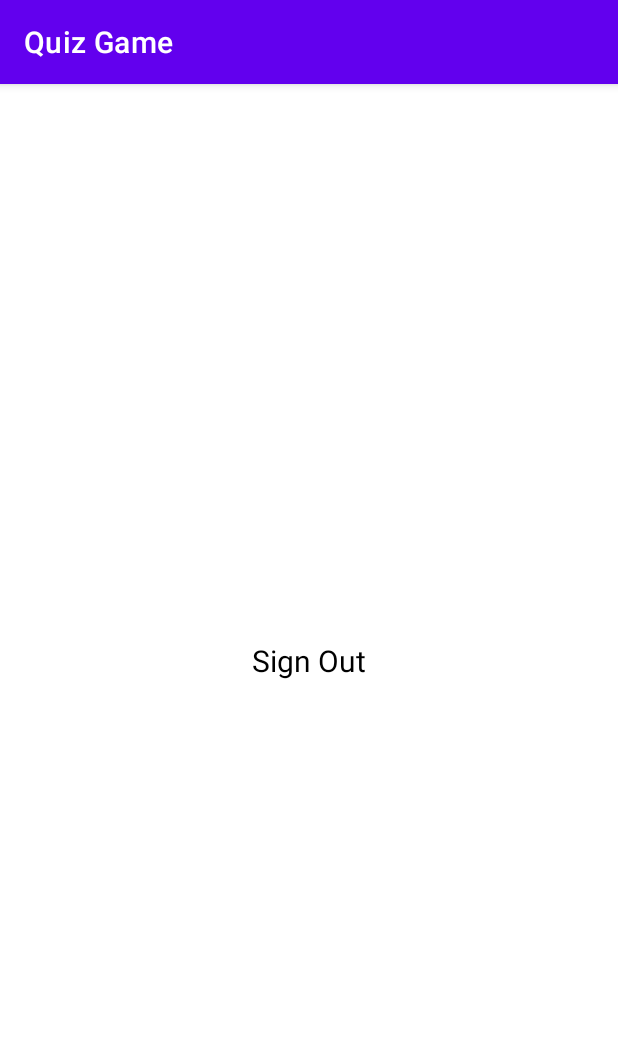
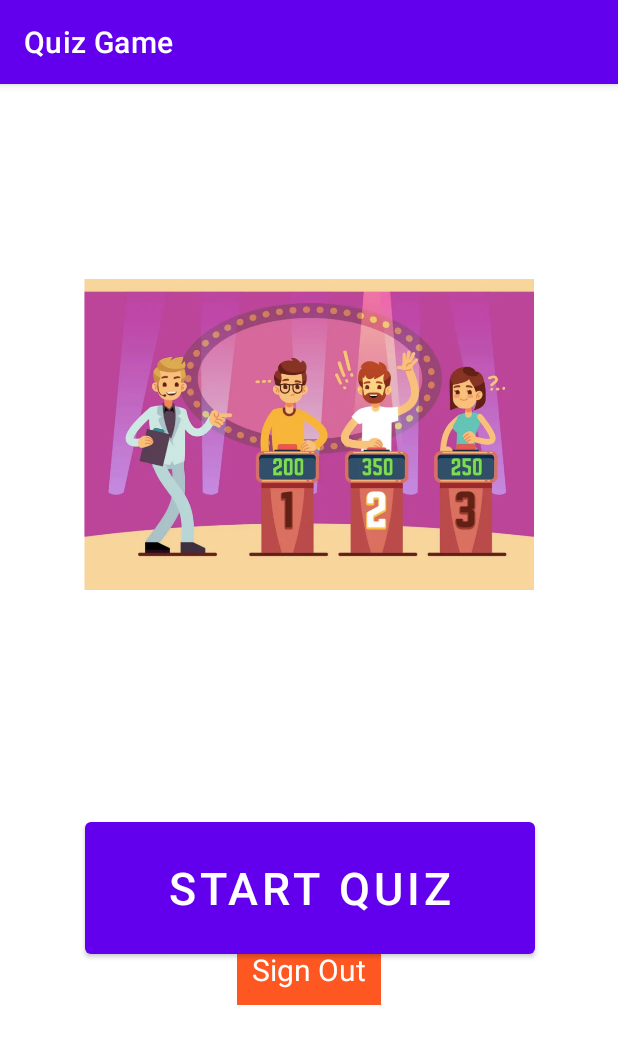
Before and after one commit to letz0703/QuizGame, an Android app: the screen it shows after launch once a user with an empty profile is signed in (MainActivity), on a phone screen of 412 x 824 dp. Shown: the top 1044 px of the screen. Run offline under Robolectric (Android 15) with nearby library versions, the phone set to English and light mode, and no system bars; our stand-ins replace Firebase (no records; nobody signed in at launch, a user with empty details on screens opened directly).

Commit message:
update mainpage design

```diff
--- a/app/build.gradle
+++ b/app/build.gradle
@@ -41,3 +41,4 @@ dependencies {
     androidTestImplementation 'androidx.test.ext:junit:1.1.3'
     androidTestImplementation 'androidx.test.espresso:espresso-core:3.4.0'
 }
+apply plugin: 'com.google.gms.google-services'
--- a/app/src/main/java/com/letz/quizgame/Login_Page.java
+++ b/app/src/main/java/com/letz/quizgame/Login_Page.java
@@ -140,7 +140,6 @@ public class Login_Page extends AppCompatActivity
                         Task<GoogleSignInAccount> task
                                 = GoogleSignIn.getSignedInAccountFromIntent(data);
                         firebaseSignInWithGoogle(task);
-
                     }
                 }
             }
@@ -173,6 +172,7 @@ public class Login_Page extends AppCompatActivity
                     public void onComplete(@NonNull Task<AuthResult> task) {
                         if (task.isSuccessful()) {
                             FirebaseUser user = auth.getCurrentUser();
+
                         } else {
 
                         }
--- a/app/src/main/res/layout/activity_main.xml
+++ b/app/src/main/res/layout/activity_main.xml
@@ -16,6 +16,35 @@
             app:layout_constraintTop_toTopOf="parent"
             android:id="@+id/tvSignOut"
             android:textSize="20sp"
-            android:textColor="@android:color/black" />
+            android:textColor="@color/white"
+            app:layout_constraintVertical_bias="0.786"
+            android:background="@color/orange_title"
+            android:padding="10dp" />
+
+    <ImageView
+            android:layout_width="300dp"
+            android:layout_height="0dp"
+            app:srcCompat="@drawable/quiz_show_pic"
+            android:id="@+id/imageView3"
+            app:layout_constraintStart_toStartOf="parent"
+            app:layout_constraintHorizontal_bias="0.5"
+            app:layout_constraintEnd_toEndOf="parent"
+            app:layout_constraintTop_toTopOf="parent"
+            android:layout_marginTop="1dp"
+            android:layout_marginBottom="20dp"
+            app:layout_constraintBottom_toTopOf="@+id/button" />
+
+    <Button
+            android:text="start quiz"
+            android:layout_width="300dp"
+            android:layout_height="100dp"
+            android:id="@+id/button"
+            app:layout_constraintStart_toStartOf="parent"
+            app:layout_constraintHorizontal_bias="0.504"
+            app:layout_constraintEnd_toEndOf="parent"
+            android:textSize="30sp"
+            app:layout_constraintBottom_toBottomOf="parent"
+            app:layout_constraintTop_toBottomOf="@+id/imageView3"
+            android:layout_marginBottom="182dp" />
 
 </androidx.constraintlayout.widget.ConstraintLayout>
```
